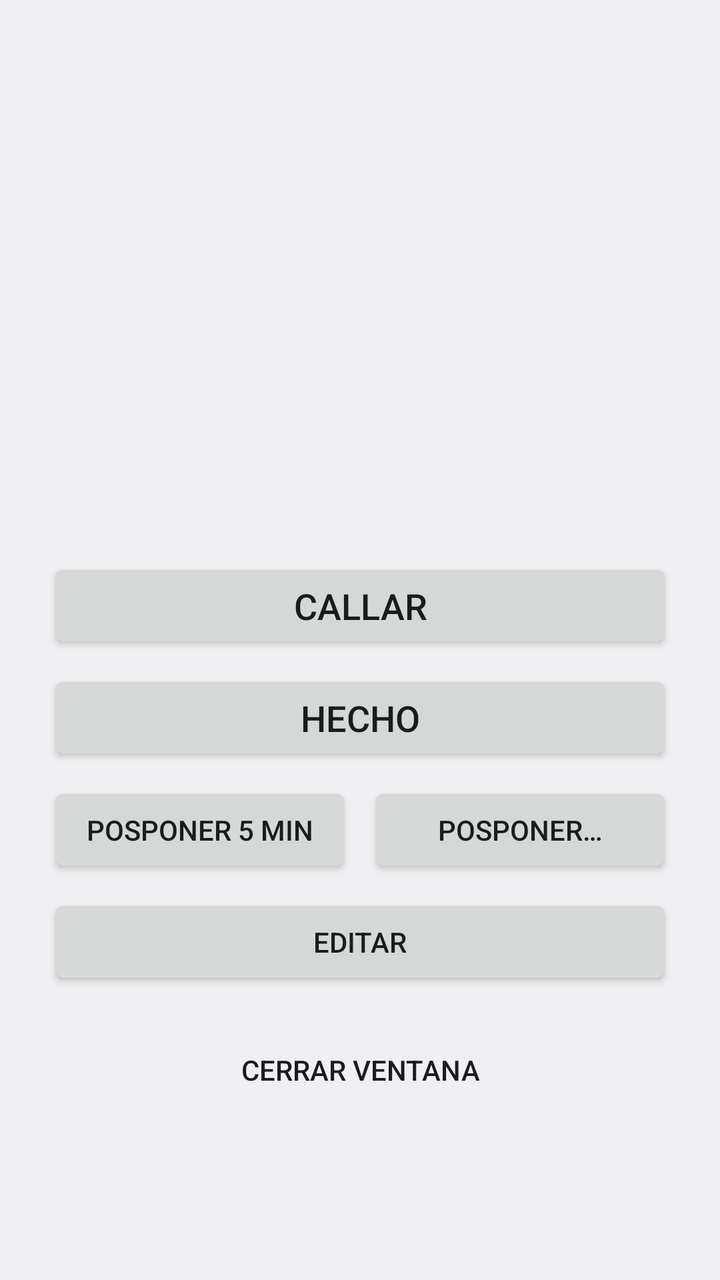
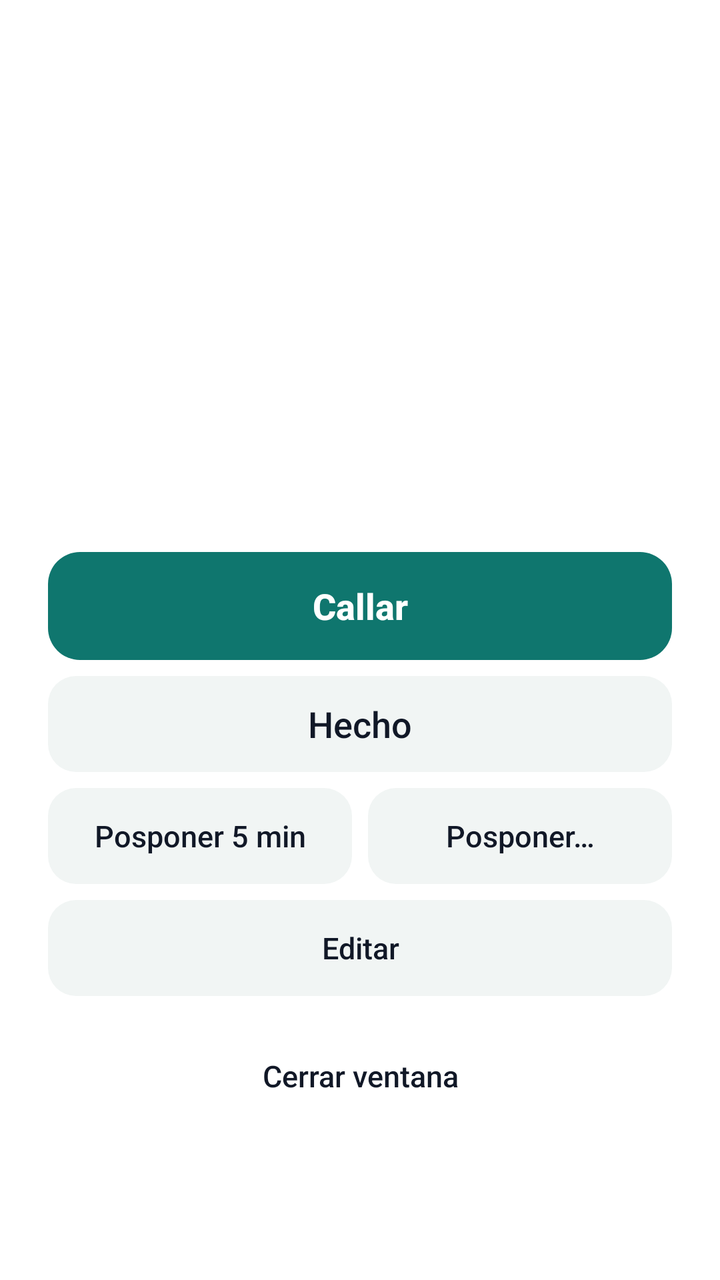

An Android layout rendered at two revisions. The XML below is the earlier revision; the diff shows what the commit changed to produce the second picture.
<!-- AndroidManifest.xml: application theme Tema -->
<!-- res/layout/activity_alarma.xml -->
<?xml version="1.0" encoding="utf-8"?>
<ScrollView xmlns:android="http://schemas.android.com/apk/res/android"
    android:layout_width="match_parent"
    android:layout_height="match_parent"
    android:fillViewport="true">
<LinearLayout
    android:layout_width="match_parent"
    android:layout_height="wrap_content"
    android:gravity="center"
    android:orientation="vertical"
    android:padding="24dp">

    <TextView
        android:id="@+id/alHora"
        android:layout_width="wrap_content"
        android:layout_height="wrap_content"
        android:textSize="56sp" />

    <TextView
        android:id="@+id/alTitulo"
        android:layout_width="match_parent"
        android:layout_height="wrap_content"
        android:layout_marginTop="16dp"
        android:gravity="center"
        android:textSize="26sp"
        android:textStyle="bold" />

    <TextView
        android:id="@+id/alNota"
        android:layout_width="match_parent"
        android:layout_height="wrap_content"
        android:layout_marginTop="8dp"
        android:gravity="center"
        android:textColor="?android:attr/textColorSecondary"
        android:textSize="18sp" />

    <Button
        android:id="@+id/alCallar"
        android:layout_width="match_parent"
        android:layout_height="wrap_content"
        android:layout_marginTop="40dp"
        android:text="Callar"
        android:textSize="18sp" />

    <Button
        android:id="@+id/alHecho"
        android:layout_width="match_parent"
        android:layout_height="wrap_content"
        android:layout_marginTop="8dp"
        android:text="Hecho"
        android:textSize="18sp" />

    <LinearLayout
        android:layout_width="match_parent"
        android:layout_height="wrap_content"
        android:layout_marginTop="8dp"
        android:orientation="horizontal">

        <Button
            android:id="@+id/alPosponer5"
            android:layout_width="0dp"
            android:layout_height="wrap_content"
            android:layout_weight="1"
            android:text="Posponer 5 min" />

        <Button
            android:id="@+id/alPosponerOtro"
            android:layout_width="0dp"
            android:layout_height="wrap_content"
            android:layout_marginStart="8dp"
            android:layout_weight="1"
            android:text="Posponer…" />
    </LinearLayout>

    <Button
        android:id="@+id/alEditar"
        android:layout_width="match_parent"
        android:layout_height="wrap_content"
        android:layout_marginTop="8dp"
        android:text="Editar" />

    <Button
        android:id="@+id/alWhatsapp"
        android:layout_width="match_parent"
        android:layout_height="wrap_content"
        android:layout_marginTop="8dp"
        android:text="Enviar por WhatsApp"
        android:visibility="gone" />

    <Button
        android:id="@+id/alCerrar"
        style="?android:attr/borderlessButtonStyle"
        android:layout_width="wrap_content"
        android:layout_height="wrap_content"
        android:layout_marginTop="16dp"
        android:text="Cerrar ventana" />
</LinearLayout>
</ScrollView>
<!-- resources referenced by this layout -->
<resources>
  <style name="Tema" parent="android:Theme.DeviceDefault.DayNight" />
</resources>

<!-- the commit's change to res/layout/activity_alarma.xml (unified diff, before → after) -->
@@ -12,6 +12,8 @@
 
     <TextView
         android:id="@+id/alHora"
+            android:textColor="@color/acento"
+            android:fontFamily="sans-serif-medium"
         android:layout_width="wrap_content"
         android:layout_height="wrap_content"
         android:textSize="56sp" />
@@ -36,6 +38,7 @@
 
     <Button
         android:id="@+id/alCallar"
+            style="@style/Boton.Principal"
         android:layout_width="match_parent"
         android:layout_height="wrap_content"
         android:layout_marginTop="40dp"
<!-- resource entries referenced after the edit -->
@@ -1,5 +1,90 @@
 <!-- resources referenced by this layout -->
 <resources>
-  <style name="Tema" parent="android:Theme.DeviceDefault.DayNight" />
+  <color name="acento">#0F766E</color>
+  <style name="Boton.Principal">
+          <item name="android:background">@drawable/boton_principal</item>
+          <item name="android:textColor">@color/sobre_acento</item>
+          <item name="android:textStyle">bold</item>
+          <item name="android:minHeight">54dp</item>
+      </style>
+  <style name="Tema" parent="TemaBase" />
+  <!-- drawable boton_principal (drawable) -->
+  <?xml version="1.0" encoding="utf-8"?>
+  <ripple xmlns:android="http://schemas.android.com/apk/res/android" android:color="?android:attr/colorControlHighlight">
+      <item><shape android:shape="rectangle"><corners android:radius="16dp" /><solid android:color="@color/acento" /></shape></item>
+  </ripple>
+  <color name="sobre_acento">#FFFFFF</color>
+  <style name="TemaBase" parent="android:Theme.DeviceDefault.DayNight">
+          <item name="android:colorBackground">@color/fondo</item>
+          <item name="android:windowBackground">@color/fondo</item>
+          <item name="android:colorPrimary">@color/acento</item>
+          <item name="android:colorAccent">@color/acento</item>
+          <item name="android:colorControlActivated">@color/acento</item>
+          <item name="android:colorControlNormal">@color/texto2</item>
+          <item name="android:textColorPrimary">@color/texto</item>
+          <item name="android:textColorSecondary">@color/texto2</item>
+          <item name="android:textColorTertiary">@color/texto3</item>
+          <item name="android:textColorHint">@color/texto3</item>
+          <item name="android:statusBarColor">@color/fondo</item>
+          <item name="android:navigationBarColor">@color/fondo</item>
+          <item name="android:windowLightStatusBar">@bool/barras_claras</item>
+          <item name="android:windowLightNavigationBar">@bool/barras_claras</item>
+          <item name="android:actionBarStyle">@style/BarraSuperior</item>
+          <item name="android:buttonStyle">@style/Boton</item>
+          <item name="android:editTextStyle">@style/Campo</item>
+          <item name="android:spinnerStyle">@style/Selector</item>
+      </style>
+  <color name="fondo">#FFFFFF</color>
+  <color name="texto2">#4B5563</color>
+  <color name="texto">#111827</color>
+  <color name="texto3">#6B7280</color>
+  <style name="BarraSuperior" parent="android:Widget.DeviceDefault.ActionBar.Solid">
+          <item name="android:background">@color/fondo</item>
+          <item name="android:elevation">0dp</item>
+          <item name="android:titleTextStyle">@style/BarraSuperior.Titulo</item>
+      </style>
+  <style name="Boton" parent="android:Widget.DeviceDefault.Button">
+          <item name="android:background">@drawable/boton</item>
+          <item name="android:textColor">@color/texto</item>
+          <item name="android:textAllCaps">false</item>
+          <item name="android:textSize">15sp</item>
+          <item name="android:fontFamily">sans-serif-medium</item>
+          <item name="android:minHeight">48dp</item>
+          <item name="android:paddingStart">16dp</item>
+          <item name="android:paddingEnd">16dp</item>
+          <item name="android:stateListAnimator">@null</item>
+      </style>
+  <style name="Campo" parent="android:Widget.DeviceDefault.EditText">
+          <item name="android:background">@drawable/campo</item>
+          <item name="android:paddingStart">14dp</item>
+          <item name="android:paddingEnd">14dp</item>
+          <item name="android:paddingTop">12dp</item>
+          <item name="android:paddingBottom">12dp</item>
+          <item name="android:textColor">@color/texto</item>
+          <item name="android:textColorHint">@color/texto3</item>
+      </style>
+  <style name="Selector" parent="android:Widget.DeviceDefault.Spinner">
+          <item name="android:background">@drawable/campo</item>
+          <item name="android:minHeight">48dp</item>
+      </style>
+  <style name="BarraSuperior.Titulo" parent="android:TextAppearance.DeviceDefault.Widget.ActionBar.Title">
+          <item name="android:textColor">@color/texto</item>
+          <item name="android:textSize">22sp</item>
+          <item name="android:textStyle">bold</item>
+      </style>
+  <!-- drawable boton (drawable) -->
+  <?xml version="1.0" encoding="utf-8"?>
+  <ripple xmlns:android="http://schemas.android.com/apk/res/android" android:color="?android:attr/colorControlHighlight">
+      <item><shape android:shape="rectangle"><corners android:radius="14dp" /><solid android:color="@color/superficie" /></shape></item>
+  </ripple>
+  <!-- drawable campo (drawable) -->
+  <?xml version="1.0" encoding="utf-8"?>
+  <shape xmlns:android="http://schemas.android.com/apk/res/android" android:shape="rectangle">
+      <corners android:radius="14dp" />
+      <solid android:color="@color/fondo" />
+      <stroke android:width="1dp" android:color="@color/borde" />
+  </shape>
+  <color name="superficie">#F1F5F4</color>
+  <color name="borde">#D1D5DB</color>
 </resources>
 
